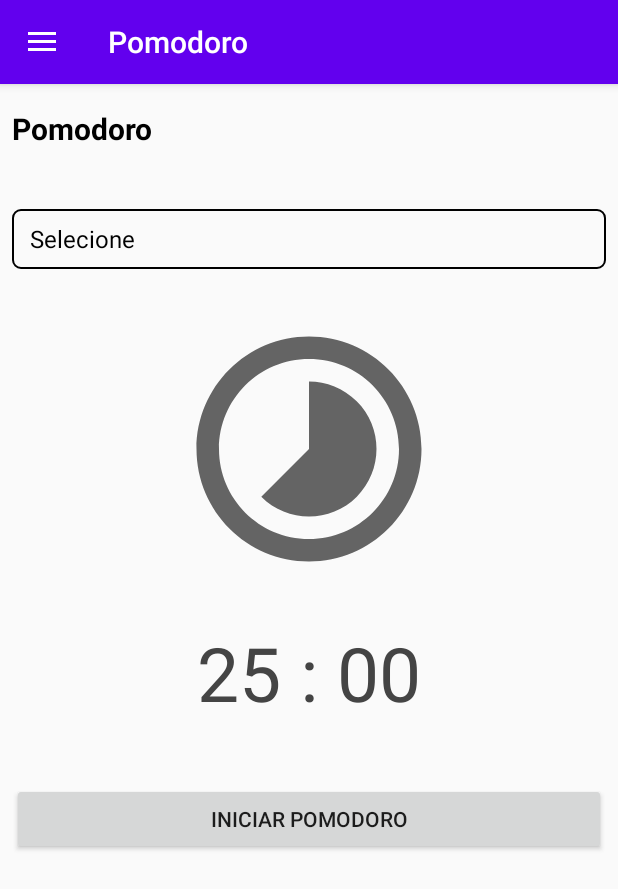
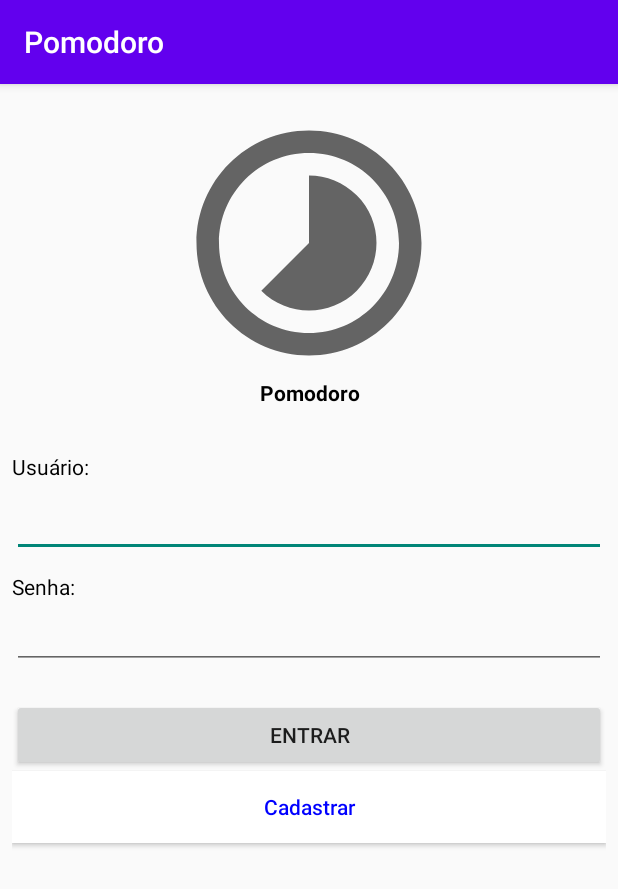
Before and after one commit to LuisaWerlang/Pomodoro, an Android app: the screen it shows after launch (MainActivity before the commit, LoginActivity after it), on a phone screen of 412 x 824 dp. Shown: the top 889 px of the screen. Run offline under Robolectric (Android 15) with nearby library versions, the phone set to English and light mode, and no system bars.

Commit message:
pomodoro

```diff
--- a/app/build.gradle
+++ b/app/build.gradle
@@ -33,14 +33,14 @@ android {
 
 dependencies {
     implementation 'androidx.appcompat:appcompat:1.4.1'
-    implementation 'com.google.android.material:material:1.5.0'
+    implementation 'com.google.android.material:material:1.6.0'
     implementation 'androidx.constraintlayout:constraintlayout:2.1.3'
     implementation 'androidx.lifecycle:lifecycle-livedata-ktx:2.4.1'
     implementation 'androidx.lifecycle:lifecycle-viewmodel-ktx:2.4.1'
     implementation 'androidx.navigation:navigation-fragment:2.4.2'
     implementation 'androidx.navigation:navigation-ui:2.4.2'
     implementation 'androidx.legacy:legacy-support-v4:1.0.0'
-    implementation 'androidx.annotation:annotation:1.2.0'
+    implementation 'androidx.annotation:annotation:1.3.0'
     testImplementation 'junit:junit:4.13.2'
     androidTestImplementation 'androidx.test.ext:junit:1.1.3'
     androidTestImplementation 'androidx.test.espresso:espresso-core:3.4.0'
--- /dev/null
+++ b/app/src/main/java/com/example/pomodoro/LoginActivity.java
@@ -0,0 +1,91 @@
+package com.example.pomodoro;
+
+import androidx.appcompat.app.AppCompatActivity;
+import android.content.Intent;
+import android.content.SharedPreferences;
+import android.database.Cursor;
+import android.database.sqlite.SQLiteDatabase;
+import android.os.Bundle;
+import android.widget.Button;
+import android.widget.EditText;
+import android.widget.Toast;
+import com.example.pomodoro.utils.DatabaseHelper;
+
+public class LoginActivity extends AppCompatActivity {
+
+    private EditText txt_user, txt_password;
+    private DatabaseHelper helper;
+
+    @Override
+    protected void onCreate(Bundle savedInstanceState) {
+        super.onCreate(savedInstanceState);
+        setContentView(R.layout.activity_login);
+
+        SharedPreferences settings = getSharedPreferences("UserInfo", MODE_PRIVATE);
+        String user_name = settings.getString("user_name", "");
+        int user_id = settings.getInt("user_id",0);
+        if( (!user_name.equals("")) && (user_id != 0)) {
+            Intent intent = new Intent(this, MainActivity.class);
+            intent.putExtra("user_name", user_name);
+            intent.putExtra("user_id", user_id);
+            startActivity(intent);
+        }
+
+        helper = new DatabaseHelper(this);
+        txt_user = findViewById(R.id.txt_user);
+        txt_password = findViewById(R.id.txt_password);
+
+        Button button_login = findViewById(R.id.button_login);
+        Button button_new = findViewById(R.id.button_new);
+        button_login.setOnClickListener(view -> onClickLogin());
+        button_new.setOnClickListener(view -> onClickNew());
+    }
+
+    public void onClickLogin() {
+        String user = txt_user.getText().toString();
+        String password = txt_password.getText().toString();
+
+        if (user.equals("") && password.equals("")) {
+            Toast.makeText(getApplicationContext(), "Informe os dados para o login!", Toast.LENGTH_SHORT).show();
+        } else {
+            SQLiteDatabase db = helper.getReadableDatabase();
+            String query = "SELECT * FROM user WHERE user = "+user+" AND password = "+password;
+            Cursor cursor = db.rawQuery(query, null);
+            if(cursor.getCount() == 0) {
+                Toast.makeText(getApplicationContext(), "Email e senha incorretos! Verifique e tente novamente", Toast.LENGTH_SHORT).show();
+            } else {
+                String user_name = "";
+                int user_id = 0;
+                cursor.moveToFirst();
+                for(int i=0; i<cursor.getCount(); i++) {
+                    user_id = cursor.getInt(0);
+                    user_name = cursor.getString(1);
+                    cursor.moveToNext();
+                }
+                cursor.close();
+
+                SharedPreferences settings = getSharedPreferences("UserInfo", MODE_PRIVATE);
+                SharedPreferences.Editor editor = settings.edit();
+                editor.putString("user_name", user_name);
+                editor.putInt("user_id", user_id);
+                editor.apply();
+
+                Intent intent = new Intent(this, MainActivity.class);
+                intent.putExtra("user_name", user_name);
+                intent.putExtra("user_id", user_id);
+                startActivity(intent);
+            }
+        }
+    }
+
+    public void onClickNew() {
+        Intent intent = new Intent(this, RegistrationActivity.class);
+        startActivity(intent);
+    }
+
+    @Override
+    public void onDestroy() {
+        helper.close();
+        super.onDestroy();
+    }
+}
--- a/app/src/main/java/com/example/pomodoro/MainActivity.java
+++ b/app/src/main/java/com/example/pomodoro/MainActivity.java
@@ -2,6 +2,8 @@ package com.example.pomodoro;
 
 import android.os.Bundle;
 import android.view.MenuItem;
+import android.widget.TextView;
+
 import com.google.android.material.navigation.NavigationView;
 import androidx.core.view.GravityCompat;
 import androidx.fragment.app.FragmentTransaction;
@@ -39,6 +41,10 @@ public class MainActivity extends AppCompatActivity implements NavigationView.On
 
         navigationView = findViewById(R.id.nav_view);
         navigationView.setNavigationItemSelectedListener(this);
+
+        String user_name = getIntent().getStringExtra("user_name");
+        TextView txt_user = findViewById(R.id.txt_user);
+        txt_user.setText(user_name);
 
         if (getIntent().hasExtra("settings_sound")) {
             SettingsFragment fragment = new SettingsFragment();
--- /dev/null
+++ b/app/src/main/res/layout/activity_login.xml
@@ -0,0 +1,75 @@
+<?xml version="1.0" encoding="utf-8"?>
+<LinearLayout xmlns:android="http://schemas.android.com/apk/res/android"
+    xmlns:tools="http://schemas.android.com/tools"
+    android:layout_width="match_parent"
+    android:layout_height="match_parent"
+    android:orientation="vertical"
+    android:paddingLeft="8dp"
+    android:paddingRight="8dp"
+    android:id="@+id/layout"
+    android:layout_marginTop="16dp"
+    tools:context=".LoginActivity">
+
+    <ImageView
+        android:layout_width="match_parent"
+        android:layout_height="wrap_content"
+        android:src="@drawable/ic_baseline_timelapse_24"
+        android:contentDescription=""
+        tools:ignore="ContentDescription" />
+
+    <TextView
+        android:layout_width="match_parent"
+        android:layout_height="wrap_content"
+        android:textColor="@color/black"
+        android:text="@string/pomodoro"
+        android:textStyle="bold"
+        android:gravity="center"/>
+
+    <TextView
+        android:layout_width="match_parent"
+        android:layout_height="wrap_content"
+        android:layout_marginTop="30dp"
+        android:textColor="@color/black"
+        android:text="@string/usuario" />
+
+    <EditText
+        android:id="@+id/txt_user"
+        android:layout_width="match_parent"
+        android:layout_height="wrap_content"
+        android:layout_marginTop="5dp"
+        android:autofillHints=""
+        tools:ignore="LabelFor"
+        android:inputType="text" />
+
+    <TextView
+        android:layout_width="match_parent"
+        android:layout_height="wrap_content"
+        android:layout_marginTop="10dp"
+        android:textColor="@color/black"
+        android:text="@string/senha" />
+
+    <EditText
+        android:id="@+id/txt_password"
+        android:layout_width="match_parent"
+        android:layout_height="wrap_content"
+        android:inputType="numberPassword"
+        android:autofillHints=""
+        tools:ignore="LabelFor" />
+
+    <Button
+        android:id="@+id/button_login"
+        android:layout_width="match_parent"
+        android:layout_height="wrap_content"
+        android:layout_marginTop="20dp"
+        android:text="@string/entrar"/>
+
+    <Button
+        android:id="@+id/button_new"
+        android:layout_width="match_parent"
+        android:layout_height="wrap_content"
+        android:background="#fff"
+        android:textColor="#0000ff"
+        android:textAllCaps="false"
+        android:text="@string/cadastrar"/>
+
+</LinearLayout>
--- a/app/src/main/res/values/strings.xml
+++ b/app/src/main/res/values/strings.xml
@@ -46,4 +46,10 @@
     <string name="invalid_username">Not a valid username</string>
     <string name="invalid_password">Password must be >5 characters</string>
     <string name="login_failed">"Login failed"</string>
+    <string name="cadastro_de_novo_usuario">Cadastro de novo usuário</string>
+    <string name="usuario">Usuário:</string>
+    <string name="email">Email:</string>
+    <string name="senha">Senha:</string>
+    <string name="cadastrar">Cadastrar</string>
+    <string name="entrar">Entrar</string>
 </resources>
```
Also changed, not shown: app/src/main/AndroidManifest.xml (+10 -6 lines), app/src/main/java/com/example/pomodoro/QuizzFragment.java (+8 -2 lines), app/src/main/java/com/example/pomodoro/RegistrationActivity.java (added, +123 -0 lines), app/src/main/res/layout/activity_registration.xml (added, +66 -0 lines).
